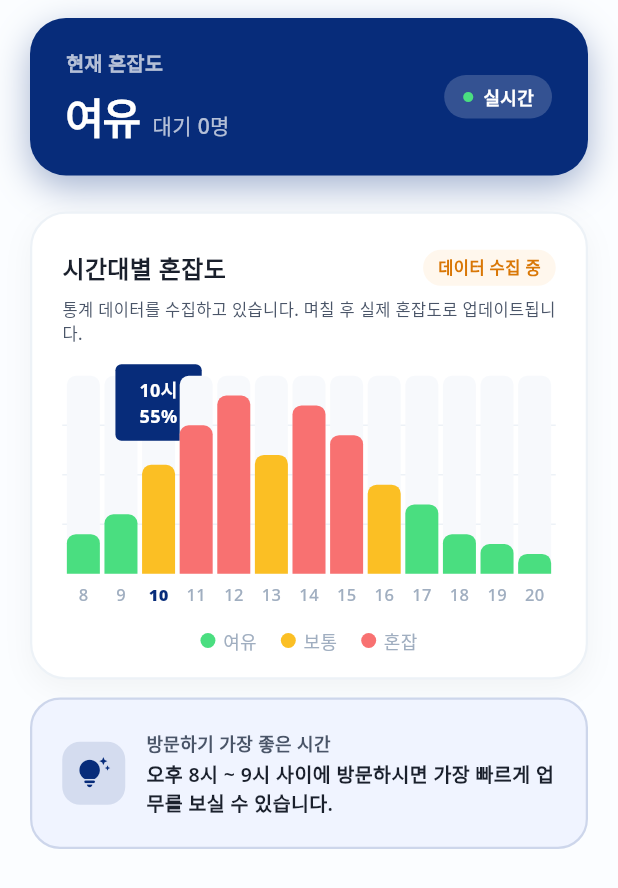
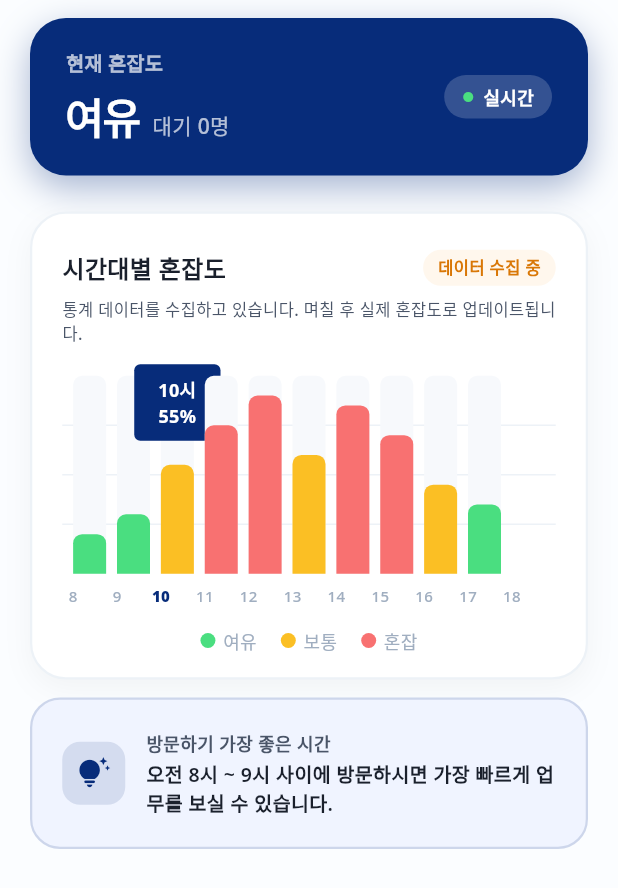
Before and after one commit to kiwikid1543-alt/civil_complaint, a Flutter app: the CsoCongestionTab widget shown alone on an empty page, opened directly with empty values, on a phone screen of 412 x 824 dp. Shown: the top 888 px of the screen. Run offline on Flutter 3.47's test engine with Material 3 defaults, Android fonts, the phone set to English and light mode, and no system bars; our stand-ins replace cloud_firestore, dio, firebase_core, flutter_map, flutter_riverpod, geolocator and 4 more; accounts and stored records are empty; generated files the repository leaves out were written again; network calls fail.

Commit message:
feat: filter congestion data after 18:00 and update chart UI with shifted axis labels

```diff
--- a/lib/views/widgets/cso_congestion_tab.dart
+++ b/lib/views/widgets/cso_congestion_tab.dart
@@ -37,16 +37,18 @@ class _CsoCongestionTabState extends ConsumerState<CsoCongestionTab> {
   }
 
   Widget _buildContent(List<HourlyCongestion> hourlyData) {
+    // 18시 이후 데이터 필터링 (사용자 요청: 18시~20시 제외)
+    final filteredData = hourlyData.where((d) => d.hour < 18).toList();
     final int currentHour = DateTime.now().hour;
-    final bool isFallback = hourlyData.any((d) => d.isFallback);
+    final bool isFallback = filteredData.any((d) => d.isFallback);
 
     return Column(
       children: [
         _buildSummaryCard(),
         const SizedBox(height: 12),
-        _buildChartCard(currentHour, hourlyData, isFallback),
+        _buildChartCard(currentHour, filteredData, isFallback),
         const SizedBox(height: 12),
-        _buildBestTimeCard(hourlyData),
+        _buildBestTimeCard(filteredData),
       ],
     );
   }
@@ -191,7 +193,12 @@ class _CsoCongestionTabState extends ConsumerState<CsoCongestionTab> {
                   touchCallback: (event, response) {
                     setState(() {
                       if (response?.spot != null && event is! FlPointerExitEvent) {
-                        _touchedIndex = response!.spot!.touchedBarGroupIndex;
+                        final index = response!.spot!.touchedBarGroupIndex;
+                        if (index < hourlyData.length) {
+                          _touchedIndex = index;
+                        } else {
+                          _touchedIndex = null;
+                        }
                       } else {
                         _touchedIndex = null;
                       }
@@ -200,6 +207,7 @@ class _CsoCongestionTabState extends ConsumerState<CsoCongestionTab> {
                   touchTooltipData: BarTouchTooltipData(
                     getTooltipColor: (_) => AppTextStyles.primaryBlue,
                     getTooltipItem: (group, groupIndex, rod, rodIndex) {
+                      if (groupIndex >= hourlyData.length) return null;
                       final data = hourlyData[groupIndex];
                       final percent = (data.congestionRate * 100).round();
                       return BarTooltipItem(
@@ -225,22 +233,37 @@ class _CsoCongestionTabState extends ConsumerState<CsoCongestionTab> {
                   bottomTitles: AxisTitles(
                     sideTitles: SideTitles(
                       showTitles: true,
+                      interval: 1,
                       getTitlesWidget: (value, meta) {
                         final index = value.toInt();
-                        if (index < 0 || index >= hourlyData.length) {
+                        String text = '';
+                        bool isBold = false;
+
+                        if (index >= 0 && index < hourlyData.length) {
+                          final hour = hourlyData[index].hour;
+                          text = '$hour';
+                          isBold = hour == currentHour;
+                        } else if (index == hourlyData.length) {
+                          text = '18';
+                        } else {
                           return const SizedBox.shrink();
                         }
-                        final hour = hourlyData[index].hour;
-                        final isCurrent = hour == currentHour;
-                        return Padding(
-                          padding: const EdgeInsets.only(top: 6),
-                          child: Text(
-                            '$hour',
-                            style: AppTextStyles.micro.copyWith(
-                              fontWeight: isCurrent ? FontWeight.w900 : FontWeight.w500,
-                              color: isCurrent
-                                  ? AppTextStyles.primaryBlue
-                                  : AppTextStyles.textLightGray,
+
+                        // 가독성을 위해 숫자를 막대 기둥의 좌측 경계(꼭지점)로 쉬프트 (바 너비 22의 절반인 11픽셀 정도이동)
+                        return SideTitleWidget(
+                          meta: meta,
+                          space: 8,
+                          child: Transform.translate(
+                            offset: const Offset(-11, 0),
+                            child: Text(
+                              text,
+                              style: AppTextStyles.micro.copyWith(
+                                fontSize: 10,
+                                fontWeight: isBold ? FontWeight.w900 : FontWeight.w500,
+                                color: isBold
+                                    ? AppTextStyles.primaryBlue
+                                    : AppTextStyles.textLightGray,
+                              ),
                             ),
                           ),
                         );
@@ -259,7 +282,20 @@ class _CsoCongestionTabState extends ConsumerState<CsoCongestionTab> {
                   ),
                 ),
                 borderData: FlBorderData(show: false),
-                barGroups: List.generate(hourlyData.length, (index) {
+                barGroups: List.generate(hourlyData.length + 1, (index) {
+                  if (index == hourlyData.length) {
+                    return BarChartGroupData(
+                      x: index,
+                      barRods: [
+                        BarChartRodData(
+                          toY: 0,
+                          color: Colors.transparent,
+                          width: 22,
+                        ),
+                      ],
+                    );
+                  }
+
                   final data = hourlyData[index];
                   final isCurrent = data.hour == currentHour;
                   final isTouched = _touchedIndex == index;
@@ -282,7 +318,6 @@ class _CsoCongestionTabState extends ConsumerState<CsoCongestionTab> {
                         ),
                       ),
                     ],
-                    // 현재 시간 강조
                     showingTooltipIndicators: isCurrent ? [0] : [],
                   );
                 }),
```
